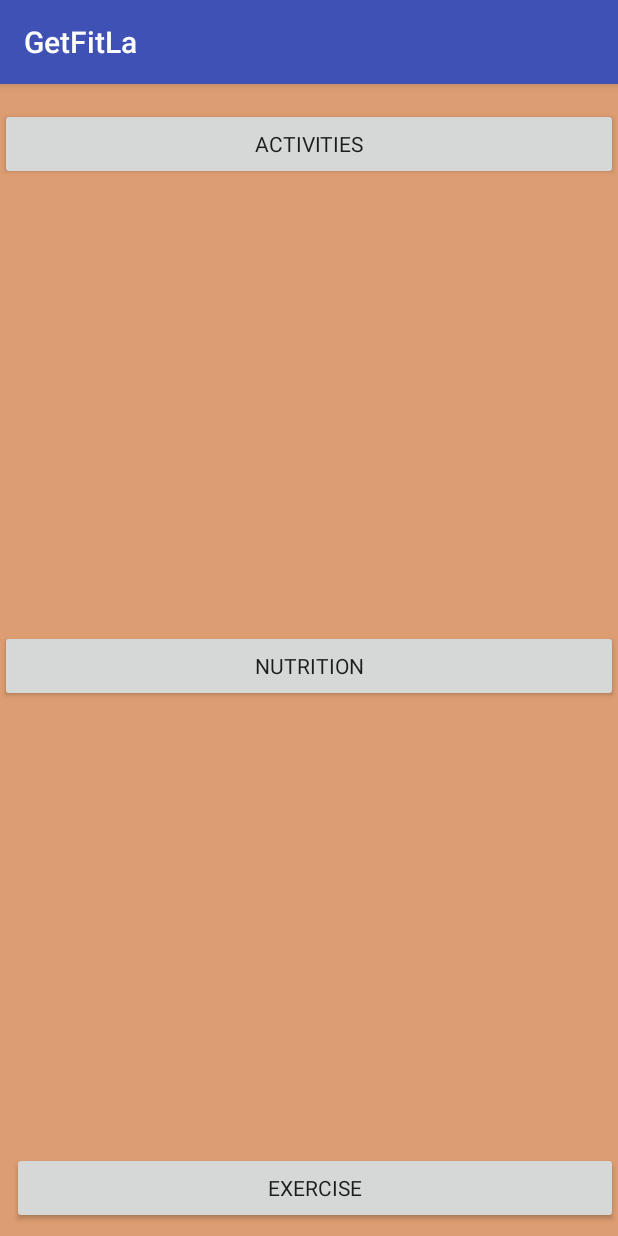
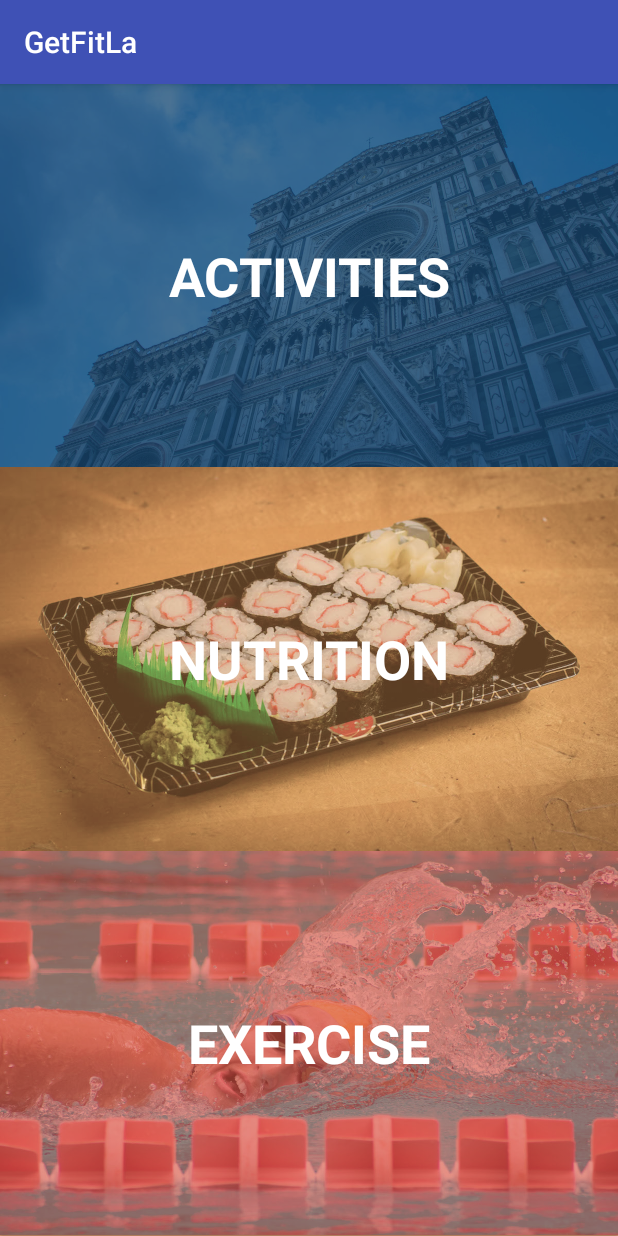
Before and after one commit to oxy-compsci/GetFitLA, an Android app: the screen it shows after launch (MainActivity), on a phone screen of 412 x 824 dp. Run offline under Robolectric (Android 15) with nearby library versions, the light colour scheme and no system bars; Roboto replaces fonts that are not available here.

Commit message:
Added Button Photos

```diff
--- a/GetFitLa/app/src/main/res/layout/activity_main.xml
+++ b/GetFitLa/app/src/main/res/layout/activity_main.xml
@@ -1,53 +1,52 @@
 <?xml version="1.0" encoding="utf-8"?>
 
-<android.support.constraint.ConstraintLayout xmlns:android="http://schemas.android.com/apk/res/android"
+<LinearLayout xmlns:android="http://schemas.android.com/apk/res/android"
     xmlns:app="http://schemas.android.com/apk/res-auto"
     xmlns:tools="http://schemas.android.com/tools"
     android:layout_width="match_parent"
     android:layout_height="match_parent"
+    android:layout_gravity="center_horizontal"
     android:background="@color/screenBackground"
+    android:orientation="vertical"
+    android:weightSum="100"
     tools:context="team.getfitla.MainActivity">
 
     <Button
         android:id="@+id/Activity_button"
-        android:layout_width="0dp"
-        android:layout_height="wrap_content"
-        android:layout_marginTop="16dp"
-        android:layout_weight="0.33"
+        android:layout_width="match_parent"
+        android:layout_height="0dp"
+        android:layout_weight="33.33"
+        android:background="@drawable/Building"
         android:fontFamily="@font/arvo"
+        android:src="@drawable/Building"
         android:text="@string/Activities"
-        app:layout_constraintEnd_toEndOf="parent"
-        app:layout_constraintHorizontal_bias="0.5"
-        app:layout_constraintStart_toStartOf="parent"
-        app:layout_constraintTop_toTopOf="parent" />
+        android:textColor="@android:color/white"
+        android:textSize="36sp"
+        android:textStyle="bold" />
 
     <Button
         android:id="@+id/Nutrition_button"
-        android:layout_width="0dp"
-        android:layout_height="wrap_content"
-        android:layout_marginBottom="8dp"
-        android:layout_marginTop="8dp"
-        android:layout_weight="0.33"
+        android:layout_width="match_parent"
+        android:layout_height="0dp"
+        android:layout_weight="33.33"
+        android:background="@drawable/Crab"
         android:fontFamily="@font/arvo"
+        android:src="@drawable/Crab"
         android:text="@string/Nutrition"
-        app:layout_constraintBottom_toTopOf="@+id/Exercise_button"
-        app:layout_constraintEnd_toEndOf="parent"
-        app:layout_constraintHorizontal_bias="0.5"
-        app:layout_constraintStart_toStartOf="parent"
-        app:layout_constraintTop_toBottomOf="@+id/Activity_button" />
+        android:textColor="@android:color/white"
+        android:textSize="36sp"
+        android:textStyle="bold" />
 
     <Button
         android:id="@+id/Exercise_button"
-        android:layout_width="0dp"
-        android:layout_height="wrap_content"
-        android:layout_marginBottom="8dp"
-        android:layout_marginStart="8dp"
-        android:layout_weight="0.33"
+        android:layout_width="match_parent"
+        android:layout_height="0dp"
+        android:layout_weight="33.33"
+        android:background="@drawable/Swim"
         android:fontFamily="@font/arvo"
         android:text="@string/Exercise"
-        app:layout_constraintBottom_toBottomOf="parent"
-        app:layout_constraintEnd_toEndOf="parent"
-        app:layout_constraintHorizontal_bias="0.5"
-        app:layout_constraintStart_toStartOf="parent" />
+        android:textColor="@android:color/white"
+        android:textSize="36sp"
+        android:textStyle="bold" />
 
-</android.support.constraint.ConstraintLayout>
+</LinearLayout>
```
Also changed, not shown: GetFitLa/app/src/main/res/drawable/Building.png (added), GetFitLa/app/src/main/res/drawable/Crab.png (added), GetFitLa/app/src/main/res/drawable/Swim.png (added).
